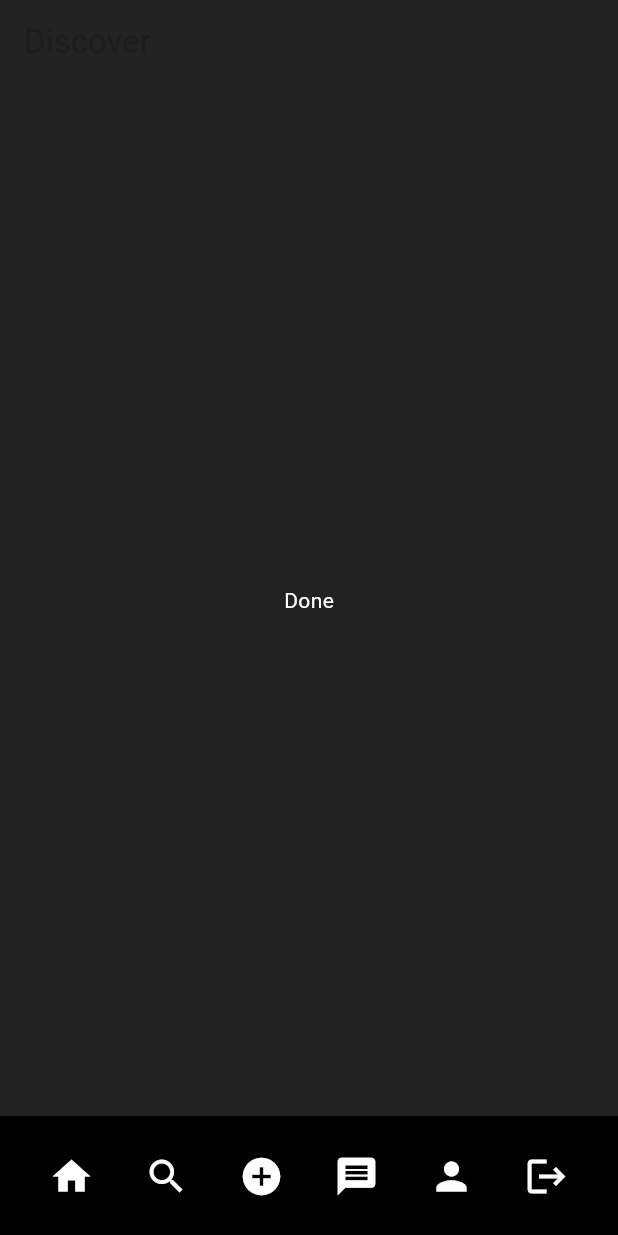
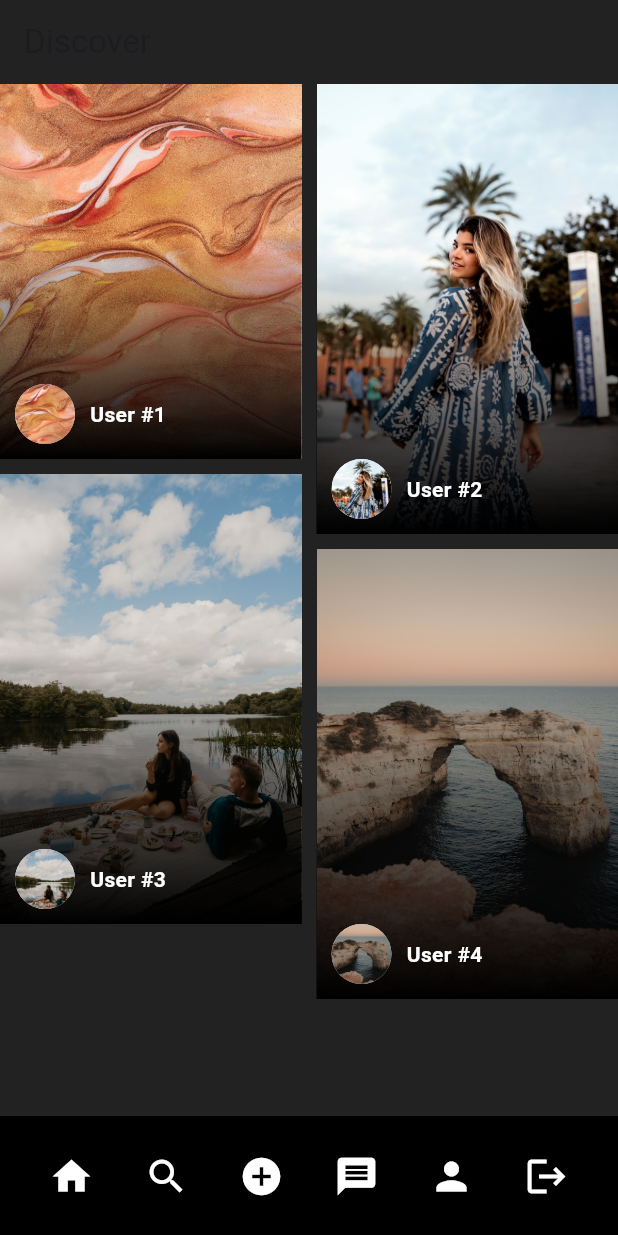
Before and after one commit to alex-ivankova766/social_media_app_with_clean_and_bloc, a Flutter app: the DiscoverScreen screen opened by its route, on a phone screen of 412 x 824 dp. Run offline on Flutter 3.47's test engine with Material 3 defaults, Android fonts, the light colour scheme and no system bars; our stand-ins replace bloc, equatable, flutter_bloc, formz, go_router, video_player.

Commit message:
discover screen ui added

```diff
--- a/lib/src/features/feed/presentation/view/discover_screen.dart
+++ b/lib/src/features/feed/presentation/view/discover_screen.dart
@@ -1,7 +1,10 @@
 import 'package:flutter/material.dart';
 import 'package:flutter_bloc/flutter_bloc.dart';
+import 'package:flutter_staggered_grid_view/flutter_staggered_grid_view.dart';
 import 'package:social_media_app_with_clean_architecture_and_the_bloc_pattern/src/features/feed/presentation/bloc/discover/discover_bloc.dart';
+import 'package:social_media_app_with_clean_architecture_and_the_bloc_pattern/src/shared/presentation/widgets/custom_gradient_overlay.dart';
 
+import '../../../../shared/domain/entities/entities.dart';
 import '../../../../shared/presentation/widgets/widgets.dart';
 
 class DiscoverScreen extends StatelessWidget {
@@ -19,7 +22,19 @@ class DiscoverScreen extends StatelessWidget {
                 child: CircularProgressIndicator(color: Colors.white));
           }
           if (state is DiscoverLoaded) {
-            return const Center(child: Text('Done'));
+            return MasonryGridView.count(
+              crossAxisCount: 2,
+              mainAxisSpacing: 10,
+              crossAxisSpacing: 10,
+              itemCount: state.users.length,
+              itemBuilder: (context, index) {
+                User user = state.users[index];
+                return _DiscoverUserCard(
+                  user: user,
+                  index: index,
+                );
+              },
+            );
           } else {
             return const Center(child: Text('Something went wrong'));
           }
@@ -28,3 +43,52 @@ class DiscoverScreen extends StatelessWidget {
     );
   }
 }
+
+class _DiscoverUserCard extends StatelessWidget {
+  const _DiscoverUserCard({
+    required this.user,
+    required this.index,
+  });
+  final int index;
+  final User user;
+
+  @override
+  Widget build(BuildContext context) {
+    return Stack(
+      children: [
+        Container(
+          height: (index == 0) ? 250 : 300,
+          decoration: BoxDecoration(
+              image: DecorationImage(
+                  fit: BoxFit.cover,
+                  image: user.imagePath == null
+                      ? const AssetImage('assets/images_1.jpg')
+                      : AssetImage(user.imagePath!))),
+        ),
+        const CustomGradientOverlay(
+          stops: [0.4, 1.0],
+          colors: [Colors.transparent, Colors.black],
+        ),
+        Positioned(
+          left: 10,
+          bottom: 10,
+          child: Row(mainAxisAlignment: MainAxisAlignment.start, children: [
+            CircleAvatar(
+              backgroundImage:
+                  (user.imagePath == null) ? null : AssetImage(user.imagePath!),
+            ),
+            const SizedBox(
+              width: 10,
+            ),
+            Text(
+              user.username.value,
+              style: Theme.of(context).textTheme.bodyMedium!.copyWith(
+                    fontWeight: FontWeight.bold,
+                  ),
+            ),
+          ]),
+        )
+      ],
+    );
+  }
+}
```
